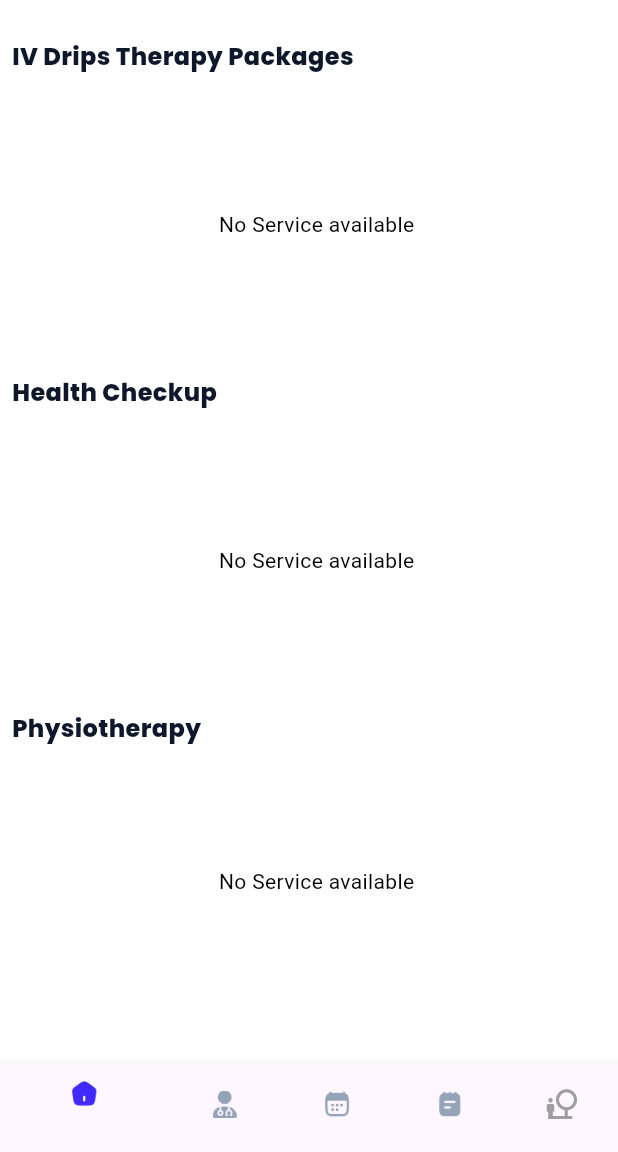
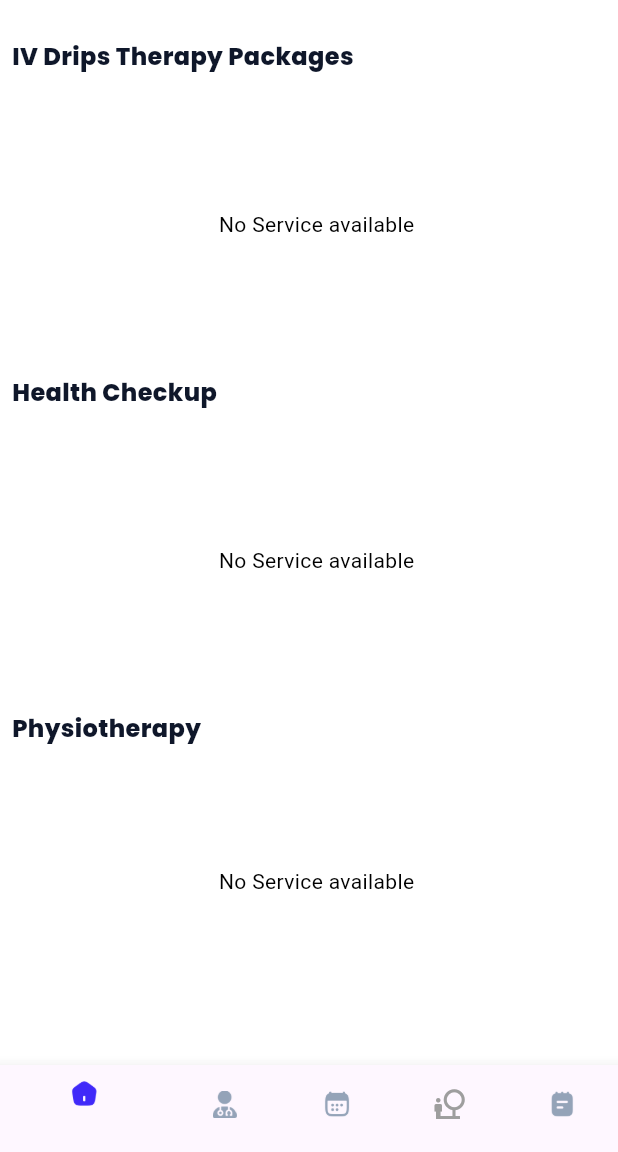
Before and after one commit to fwdAndroid/estheva_web, a Flutter app: the MainDashboard screen opened directly with empty values, scrolled down 472 dp, on a phone screen of 412 x 824 dp, the part 84-1236 px from its top. Run offline on Flutter 3.47's test engine with Material 3 defaults, Android fonts, the phone set to English and light mode, and no system bars; our stand-ins replace carousel_slider, cloud_firestore, firebase_auth, firebase_core, firebase_storage, google_fonts and 3 more; accounts and stored records are empty.

Commit message:
changing position

```diff
--- a/lib/screens/main/main_dashboard.dart
+++ b/lib/screens/main/main_dashboard.dart
@@ -27,8 +27,8 @@ class _MainDashboardState extends State<MainDashboard> {
         type: widget.type,
       ),
       AppointmentPage(),
+      Nutritions(),
       HistoryPage(),
-      Nutritions()
     ];
     return WillPopScope(
         onWillPop: () async {
@@ -92,6 +92,16 @@ class _MainDashboardState extends State<MainDashboard> {
               ),
               BottomNavigationBarItem(
                 icon: _currentIndex == 3
+                    ? Icon(Icons.nature_outlined, color: mainColor)
+                    : Icon(
+                        Icons.nature_people_outlined,
+                        color: Colors.grey,
+                      ),
+                label: 'History',
+                backgroundColor: white,
+              ),
+              BottomNavigationBarItem(
+                icon: _currentIndex == 4
                     ? Image.asset(
                         "assets/history_blue.png",
                         height: 18,
@@ -101,16 +111,6 @@ class _MainDashboardState extends State<MainDashboard> {
                         "assets/history_medic.png",
                         height: 18,
                         width: 20,
-                      ),
-                label: 'History',
-                backgroundColor: white,
-              ),
-              BottomNavigationBarItem(
-                icon: _currentIndex == 4
-                    ? Icon(Icons.nature_outlined, color: mainColor)
-                    : Icon(
-                        Icons.nature_people_outlined,
-                        color: Colors.grey,
                       ),
                 label: 'History',
                 backgroundColor: white,
```
